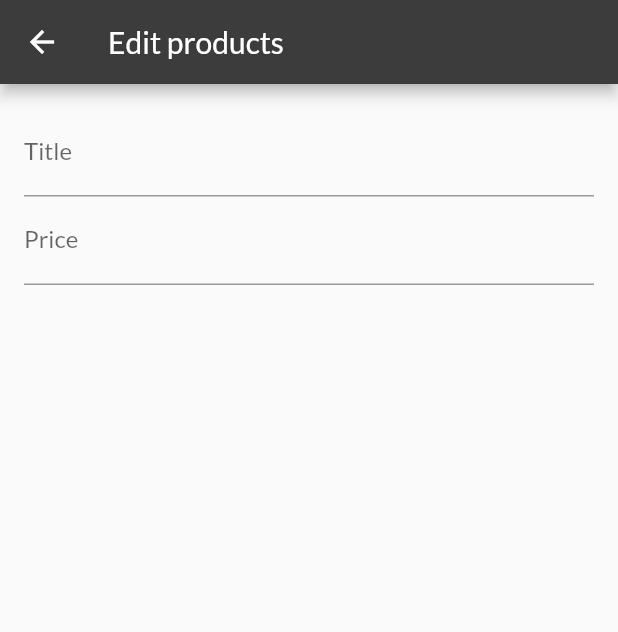
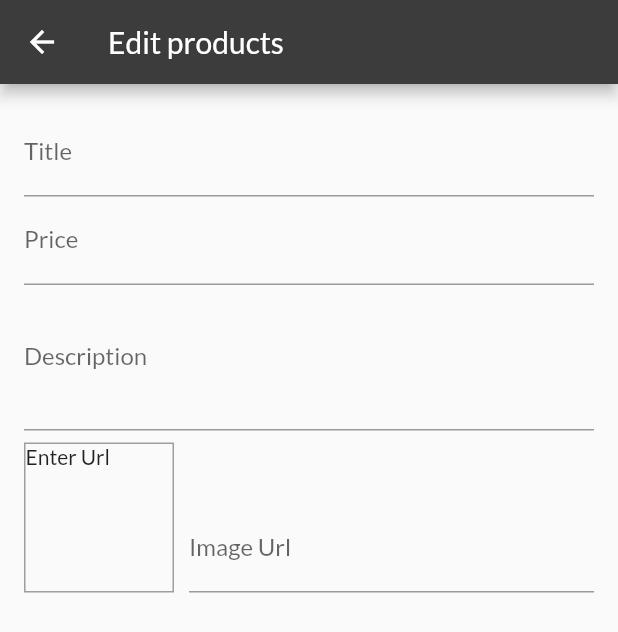
Before and after one commit to coder2k4/flutter_store_app, a Flutter app: the EditProductScreen screen opened by its route, on a phone screen of 412 x 824 dp. Shown: the top 632 px of the screen. Run offline on Flutter 3.47's test engine with Material 2 defaults, Android fonts, the phone set to English and light mode, and no system bars; network calls fail.

Commit message:
TextFormField

```diff
--- a/lib/screens/edit_product_screen.dart
+++ b/lib/screens/edit_product_screen.dart
@@ -1,7 +1,6 @@
 import 'package:flutter/material.dart';
 
 class EditProductScreen extends StatefulWidget {
-
   static const routeName = '/edit-product';
 
   @override
@@ -9,13 +8,42 @@ class EditProductScreen extends StatefulWidget {
 }
 
 class _EditProductScreenState extends State<EditProductScreen> {
+  final _priceFocusNode = FocusNode();
+  final _descriptionFocusNode = FocusNode();
+  final _imageUrlController = TextEditingController();
+  final _imageUrlFocusNode = FocusNode();
 
-  final _priceFocusNode = FocusNode();
+
+  @override
+  void initState() {
+    _imageUrlFocusNode.addListener(_updateImageUrl);
+    // TODO: implement initState
+    super.initState();
+  }
+
+  @override
+  void dispose() {
+    // TODO: implement dispose
+    _imageUrlFocusNode.removeListener(_updateImageUrl);
+    _priceFocusNode.dispose();
+    _descriptionFocusNode.dispose();
+    _imageUrlController.dispose();
+    _imageUrlFocusNode.dispose();
+    super.dispose();
+  }
+
+  _updateImageUrl(){
+    if(!_imageUrlFocusNode.hasFocus) {
+      setState(() {});
+    }
+  }
 
   @override
   Widget build(BuildContext context) {
     return Scaffold(
-      appBar: AppBar(title: Text('Edit products'),),
+      appBar: AppBar(
+        title: Text('Edit products'),
+      ),
       body: Padding(
         padding: const EdgeInsets.all(16.0),
         child: Form(
@@ -24,7 +52,7 @@ class _EditProductScreenState extends State<EditProductScreen> {
               TextFormField(
                 decoration: InputDecoration(labelText: 'Title'),
                 textInputAction: TextInputAction.next,
-                onFieldSubmitted: (_){
+                onFieldSubmitted: (_) {
                   FocusScope.of(context).requestFocus(_priceFocusNode);
                 },
               ),
@@ -33,6 +61,42 @@ class _EditProductScreenState extends State<EditProductScreen> {
                 textInputAction: TextInputAction.next,
                 keyboardType: TextInputType.number,
                 focusNode: _priceFocusNode,
+                onFieldSubmitted: (_) {
+                  FocusScope.of(context).requestFocus(_descriptionFocusNode);
+                },
+              ),
+              TextFormField(
+                decoration: InputDecoration(labelText: 'Description'),
+                maxLines: 3,
+                textInputAction: TextInputAction.next,
+                keyboardType: TextInputType.multiline,
+                focusNode: _descriptionFocusNode,
+              ),
+              Row(
+                crossAxisAlignment: CrossAxisAlignment.end,
+                children: [
+                  Container(
+                    width: 100,
+                    height: 100,
+                    margin: EdgeInsets.only(top: 8, right: 10),
+                    decoration: BoxDecoration(
+                      border: Border.all(width: 1, color: Colors.grey),
+                    ),
+                    child: _imageUrlController.text.isEmpty
+                        ? Text('Enter Url')
+                        : FittedBox(
+                            child: Image.network(_imageUrlController.text),
+                          ),
+                  ),
+                  Expanded(
+                    child: TextFormField(
+                      decoration: InputDecoration(labelText: 'Image Url'),
+                      keyboardType: TextInputType.url,
+                      controller: _imageUrlController,
+                      focusNode: _imageUrlFocusNode,
+                    ),
+                  )
+                ],
               )
             ],
           ),
```
